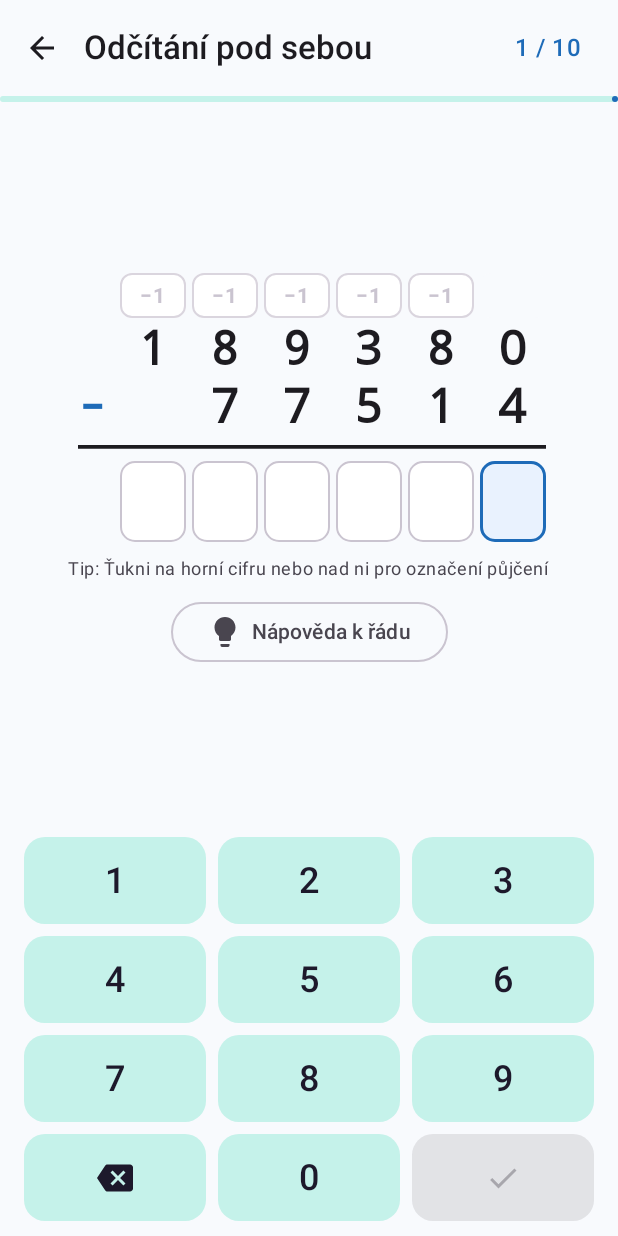
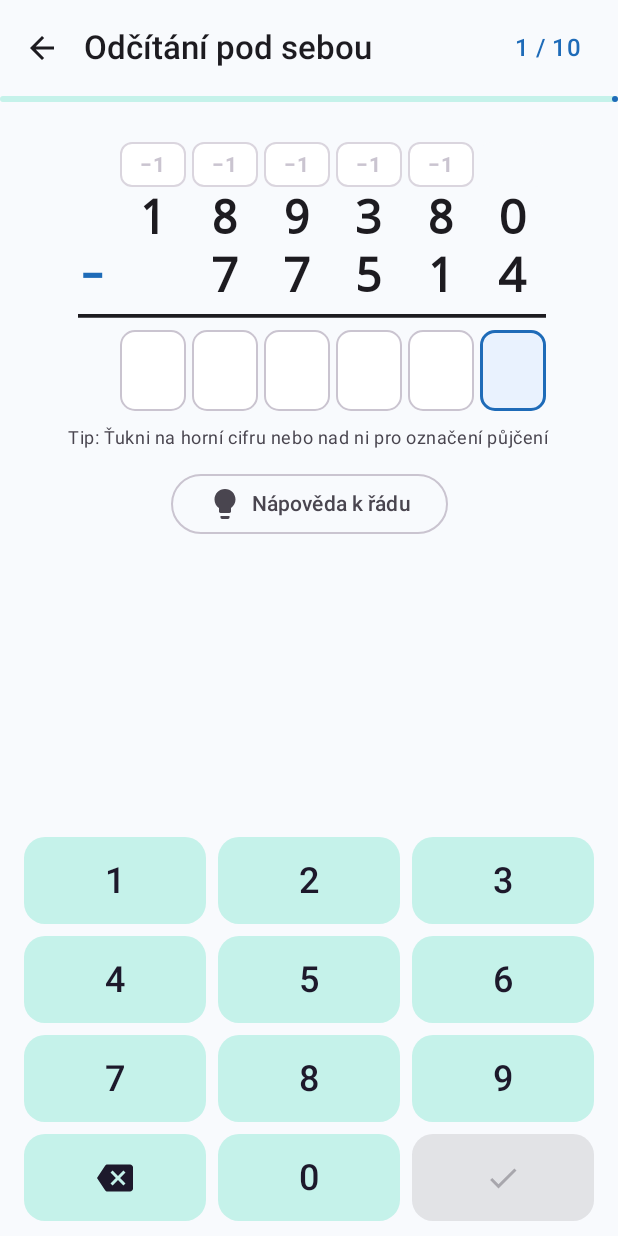
Before and after one commit to ktollinger/onmath, an Android app built with Jetpack Compose: the composable SubtractionScreen shown on its own in the app's theme, on a phone screen of 412 x 824 dp. Run offline under Robolectric (Android 15) with nearby library versions, the phone set to English and light mode, and no system bars.

Commit message:
fix(subtraction): stabilize vertical layout and wait for user confirmation after solving
- Anchor column subtraction board from top and reserve feedback banner height to prevent layout jumping
- Replace 700ms auto-advance with explicit "Další příklad" button (or second ✓ tap) and green solved highlight

```diff
--- a/app/src/main/java/cz/kt/onmath/ui/practice/subtraction/SubtractionScreen.kt
+++ b/app/src/main/java/cz/kt/onmath/ui/practice/subtraction/SubtractionScreen.kt
@@ -10,12 +10,15 @@ import androidx.compose.foundation.layout.Spacer
 import androidx.compose.foundation.layout.fillMaxSize
 import androidx.compose.foundation.layout.fillMaxWidth
 import androidx.compose.foundation.layout.height
+import androidx.compose.foundation.layout.heightIn
 import androidx.compose.foundation.layout.padding
 import androidx.compose.foundation.layout.size
 import androidx.compose.foundation.layout.width
 import androidx.compose.foundation.shape.RoundedCornerShape
 import androidx.compose.material.icons.Icons
+import androidx.compose.material.icons.automirrored.filled.ArrowForward
 import androidx.compose.material.icons.filled.Lightbulb
+import androidx.compose.material3.Button
 import androidx.compose.material3.HorizontalDivider
 import androidx.compose.material3.Icon
 import androidx.compose.material3.MaterialTheme
@@ -44,6 +47,8 @@ import cz.kt.onmath.ui.components.FeedbackBanner
 import cz.kt.onmath.ui.components.MathKeypad
 import cz.kt.onmath.ui.components.PracticeTopBar
 import cz.kt.onmath.ui.components.SessionSummaryView
+import cz.kt.onmath.ui.theme.CorrectContainerGreen
+import cz.kt.onmath.ui.theme.CorrectGreen
 import cz.kt.onmath.ui.theme.ErrorContainerRed
 import cz.kt.onmath.ui.theme.ErrorRed
 import cz.kt.onmath.ui.theme.HintAmber
@@ -96,8 +101,10 @@ fun SubtractionScreen(
                     .fillMaxWidth()
                     .weight(1f),
                 horizontalAlignment = Alignment.CenterHorizontally,
-                verticalArrangement = Arrangement.Center,
+                verticalArrangement = Arrangement.Top,
             ) {
+                Spacer(modifier = Modifier.height(16.dp))
+
                 ColumnSubtractionBoard(
                     problem = problem,
                     method = state.method,
@@ -105,6 +112,7 @@ fun SubtractionScreen(
                     activePlaceIndex = state.activePlaceIndex,
                     markedBorrows = state.markedBorrows,
                     wrongPlaces = state.wrongPlaces,
+                    isSolved = state.isSolved,
                     onSelectPlace = viewModel::onSelectPlace,
                     onToggleBorrow = viewModel::onToggleBorrowMarker,
                 )
@@ -121,11 +129,22 @@ fun SubtractionScreen(
                     color = MaterialTheme.colorScheme.onSurfaceVariant,
                 )
 
-                Spacer(modifier = Modifier.height(10.dp))
+                Spacer(modifier = Modifier.height(12.dp))
 
+                if (state.isSolved) {
+                    Button(
+                        onClick = viewModel::onNextProblem,
+                    ) {
+                        Text("Další příklad")
+                        Icon(
+                            imageVector = Icons.AutoMirrored.Filled.ArrowForward,
+                            contentDescription = null,
+                            modifier = Modifier.padding(start = 6.dp),
+                        )
+                    }
+                } else {
                     OutlinedButton(
                         onClick = viewModel::onHint,
-                    enabled = !state.isAdvancing,
                     ) {
                         Icon(
                             imageVector = Icons.Default.Lightbulb,
@@ -134,17 +153,26 @@ fun SubtractionScreen(
                         )
                         Text("Nápověda k řádu")
                     }
+                }
 
-                Spacer(modifier = Modifier.height(10.dp))
+                Spacer(modifier = Modifier.height(12.dp))
 
+                // Fixed-height slot prevents the board from jumping when feedback appears/disappears
+                Box(
+                    modifier = Modifier
+                        .fillMaxWidth()
+                        .heightIn(min = 56.dp),
+                    contentAlignment = Alignment.TopCenter,
+                ) {
                     FeedbackBanner(state = state.feedback)
+                }
             }
 
             MathKeypad(
                 onDigit = viewModel::onDigit,
                 onBackspace = viewModel::onBackspace,
                 onSubmit = viewModel::onSubmit,
-                submitEnabled = state.resultDigits.isNotEmpty() && !state.isAdvancing,
+                submitEnabled = state.resultDigits.isNotEmpty(),
             )
         }
     }
@@ -158,6 +186,7 @@ private fun ColumnSubtractionBoard(
     activePlaceIndex: Int,
     markedBorrows: Set<Int>,
     wrongPlaces: Set<Int>,
+    isSolved: Boolean,
     onSelectPlace: (Int) -> Unit,
     onToggleBorrow: (Int) -> Unit,
 ) {
@@ -289,11 +318,13 @@ private fun ColumnSubtractionBoard(
                 val entered = resultDigits[col.placeIndex]
 
                 val borderColor = when {
+                    isSolved -> CorrectGreen
                     isWrong -> ErrorRed
                     isActive -> MaterialTheme.colorScheme.primary
                     else -> MaterialTheme.colorScheme.outlineVariant
                 }
                 val bgColor = when {
+                    isSolved -> CorrectContainerGreen
                     isWrong -> ErrorContainerRed
                     isActive -> MaterialTheme.colorScheme.primaryContainer.copy(alpha = 0.45f)
                     else -> MaterialTheme.colorScheme.surfaceContainerLow
@@ -302,7 +333,7 @@ private fun ColumnSubtractionBoard(
                 Surface(
                     onClick = { onSelectPlace(col.placeIndex) },
                     shape = RoundedCornerShape(10.dp),
-                    border = BorderStroke(if (isActive || isWrong) 2.dp else 1.dp, borderColor),
+                    border = BorderStroke(if (isActive || isWrong || isSolved) 2.dp else 1.dp, borderColor),
                     color = bgColor,
                     modifier = Modifier.size(width = cellWidth, height = 54.dp),
                 ) {
@@ -312,7 +343,11 @@ private fun ColumnSubtractionBoard(
                             fontSize = 28.sp,
                             fontFamily = FontFamily.Monospace,
                             fontWeight = FontWeight.Bold,
-                            color = if (isWrong) ErrorRed else MaterialTheme.colorScheme.onSurface,
+                            color = when {
+                                isSolved -> CorrectGreen
+                                isWrong -> ErrorRed
+                                else -> MaterialTheme.colorScheme.onSurface
+                            },
                         )
                     }
                 }
```
Also changed, not shown: app/src/main/java/cz/kt/onmath/ui/practice/subtraction/SubtractionViewModel.kt (+23 -15 lines). Lines whose indentation alone changed are shown as unchanged.
